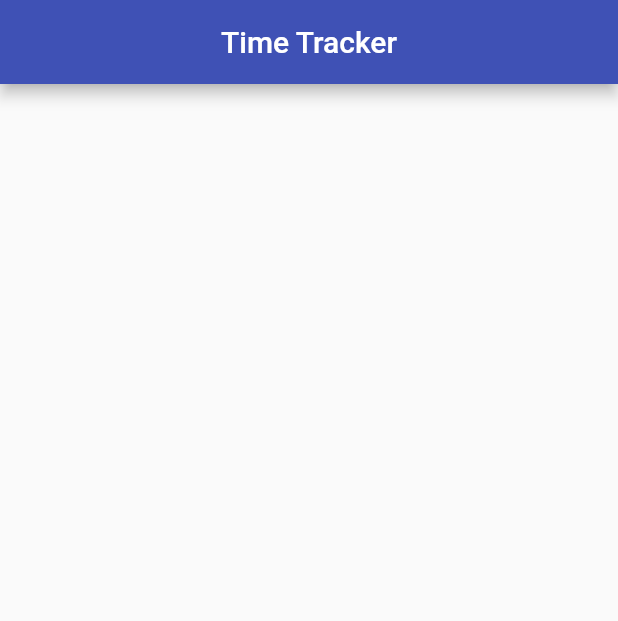
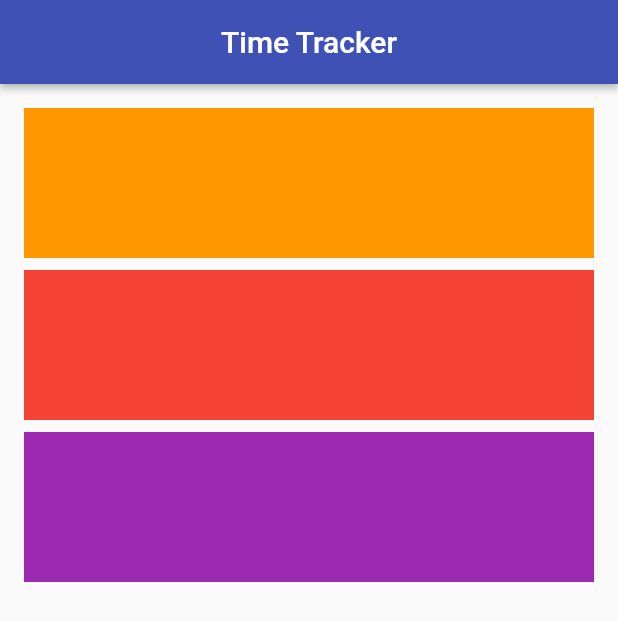
Before and after one commit to PierluigiBarocci/flutter_time_tracker, a Flutter app: the screen it shows after launch, on a phone screen of 412 x 824 dp. Shown: the top 621 px of the screen. Run offline on Flutter 3.47's test engine with Material 2 defaults, Android fonts, the phone set to English and light mode, and no system bars.

Commit message:
feat: :art: prepare layout for SignInPage.dart

```diff
--- a/lib/app/sign_in/sign_in_page.dart
+++ b/lib/app/sign_in/sign_in_page.dart
@@ -10,6 +10,44 @@ class SignInPage extends StatelessWidget {
       appBar: AppBar(
         title: Text(title),
         centerTitle: true,
+        elevation: 2.0,
+      ),
+      body: _buildContent(),
+    );
+  }
+
+  Widget _buildContent() {
+    return Padding(
+      padding: EdgeInsets.all(16.0),
+      child: Column(
+        crossAxisAlignment: CrossAxisAlignment.stretch,
+        mainAxisAlignment: MainAxisAlignment.start,
+        children: [
+          Container(
+            color: Colors.orange,
+            child: SizedBox(
+              height: 100.0,
+            ),
+          ),
+          SizedBox(
+            height: 8.0,
+          ),
+          Container(
+            color: Colors.red,
+            child: SizedBox(
+              height: 100.0,
+            ),
+          ),
+          SizedBox(
+            height: 8.0,
+          ),
+          Container(
+            color: Colors.purple,
+            child: SizedBox(
+              height: 100.0,
+            ),
+          ),
+        ],
       ),
     );
   }
```
